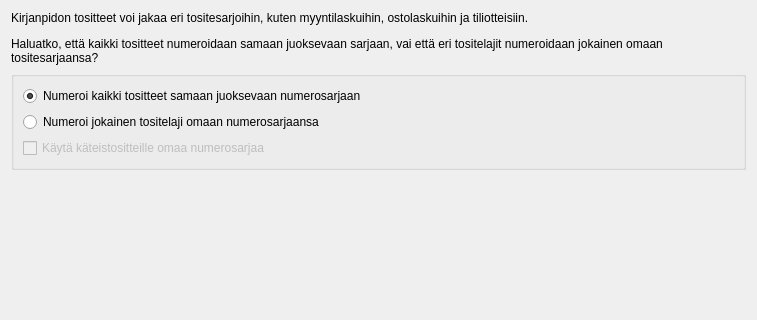
artoh/kitupiikki, file kitupiikki/uusikirjanpito/numerointi.ui: the form before one commit; both pictures show x 0 to 757 and y 0 to 320 of the 757 by 492 pixel window.
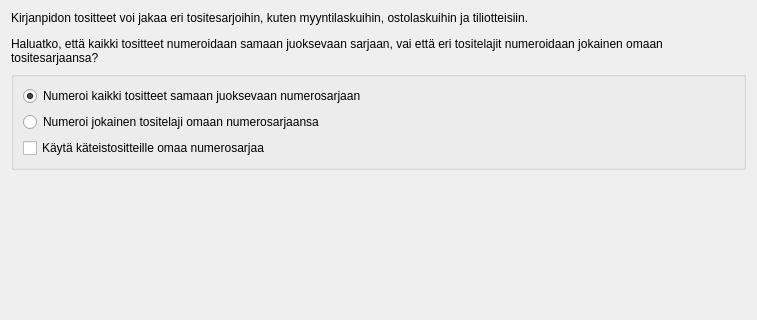
The form after the commit. Icons and pictures are not drawn.

```diff
--- a/kitupiikki/uusikirjanpito/numerointi.ui
+++ b/kitupiikki/uusikirjanpito/numerointi.ui
@@ -58,7 +58,7 @@
       <item>
        <widget class="QCheckBox" name="kateissarjaan">
         <property name="enabled">
-         <bool>false</bool>
+         <bool>true</bool>
         </property>
         <property name="text">
          <string>Käytä käteistositteille omaa numerosarjaa</string>
```
Left out of the diff: 19 changed lines with no effect on the pictures.
